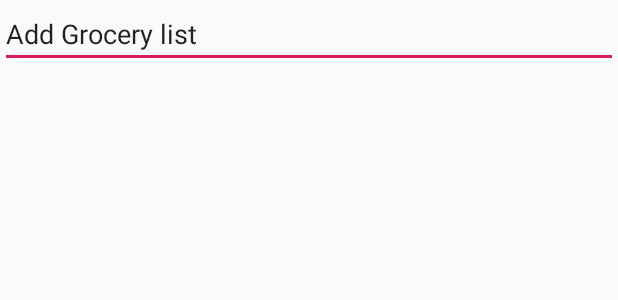
After one commit to arif46ju/Elder-Care, an Android app: the layout activity_grocery.xml on its own in the app's theme, with its tools: preview values and no code run, on a phone screen of 412 x 824 dp. The commit adds this screen. Shown: the top 300 px of the screen. Run offline under Robolectric (Android 15) with nearby library versions, the phone set to English and light mode, and no system bars.

Commit message:
new activity opened for button 1,2,3 and 4

```diff
--- a/app/src/main/AndroidManifest.xml
+++ b/app/src/main/AndroidManifest.xml
@@ -9,6 +9,10 @@
         android:roundIcon="@mipmap/ic_launcher_round"
         android:supportsRtl="true"
         android:theme="@style/AppTheme">
+        <activity android:name=".OnlineShoppingActivity"></activity>
+        <activity android:name=".GroceryActivity" />
+        <activity android:name=".MedicationsActivity" />
+        <activity android:name=".DailyActivitiesActivity" />
         <activity android:name=".MainActivity">
             <intent-filter>
                 <action android:name="android.intent.action.MAIN" />
--- /dev/null
+++ b/app/src/main/res/layout/activity_grocery.xml
@@ -0,0 +1,16 @@
+<?xml version="1.0" encoding="utf-8"?>
+<LinearLayout xmlns:android="http://schemas.android.com/apk/res/android"
+    xmlns:app="http://schemas.android.com/apk/res-auto"
+    xmlns:tools="http://schemas.android.com/tools"
+    android:layout_width="match_parent"
+    android:layout_height="match_parent"
+    tools:context=".DailyActivitiesActivity"
+    android:orientation="vertical">
+
+
+    <EditText
+        android:layout_width="match_parent"
+        android:layout_height="wrap_content"
+        android:text="Add Grocery list"/>
+
+</LinearLayout>
```
Also changed, not shown: app/src/main/java/com/example/eldercare/DailyActivitiesActivity.java (added, +14 -0 lines), app/src/main/java/com/example/eldercare/GroceryActivity.java (added, +14 -0 lines), app/src/main/java/com/example/eldercare/MainActivity.java (+75 -0 lines), app/src/main/java/com/example/eldercare/MedicationsActivity.java (added, +14 -0 lines), app/src/main/java/com/example/eldercare/OnlineShoppingActivity.java (added, +14 -0 lines), app/src/main/res/layout/activity_daily_activities.xml (added, +16 -0 lines), app/src/main/res/layout/activity_medications.xml (added, +16 -0 lines), app/src/main/res/layout/activity_online_shopping.xml (added, +16 -0 lines).
